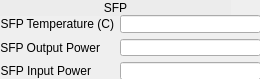
Qt form ui/EVR/evr_sfp-min.ui (epics-modules/mrfioc2) before a commit.
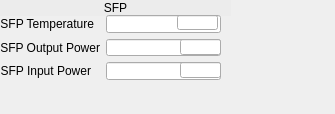
The same form after that commit. Custom widgets are drawn as their Qt base class.

Diff of the .ui file:
```diff
--- a/ui/EVR/evr_sfp-min.ui
+++ b/ui/EVR/evr_sfp-min.ui
@@ -6,8 +6,8 @@
    <rect>
     <x>0</x>
     <y>0</y>
-    <width>260</width>
-    <height>79</height>
+    <width>335</width>
+    <height>114</height>
    </rect>
   </property>
   <property name="windowTitle">
@@ -37,7 +37,7 @@
     <rect>
      <x>0</x>
      <y>15</y>
-     <width>261</width>
+     <width>221</width>
      <height>65</height>
     </rect>
    </property>
@@ -48,7 +48,7 @@
     <item row="0" column="0">
      <widget class="QLabel" name="label_16">
       <property name="text">
-       <string>SFP Temperature (C)</string>
+       <string>SFP Temperature</string>
       </property>
       <property name="alignment">
        <set>Qt::AlignRight|Qt::AlignTrailing|Qt::AlignVCenter</set>
@@ -136,6 +136,45 @@
     <string notr="true">EVR=$(EVR)</string>
    </property>
   </widget>
+  <widget class="caLineEdit" name="calineedit">
+   <property name="geometry">
+    <rect>
+     <x>180</x>
+     <y>39</y>
+     <width>41</width>
+     <height>16</height>
+    </rect>
+   </property>
+   <property name="channel" stdset="0">
+    <string notr="true">$(EVR):SFP-Pwr-TX-I.EGU</string>
+   </property>
+  </widget>
+  <widget class="caLineEdit" name="calineedit_2">
+   <property name="geometry">
+    <rect>
+     <x>180</x>
+     <y>62</y>
+     <width>41</width>
+     <height>16</height>
+    </rect>
+   </property>
+   <property name="channel" stdset="0">
+    <string notr="true">$(EVR):SFP-Pwr-RX-I.EGU</string>
+   </property>
+  </widget>
+  <widget class="caLineEdit" name="calineedit_3">
+   <property name="geometry">
+    <rect>
+     <x>177</x>
+     <y>15</y>
+     <width>41</width>
+     <height>15</height>
+    </rect>
+   </property>
+   <property name="channel" stdset="0">
+    <string notr="true">$(EVR):SFP-T-I.EGU</string>
+   </property>
+  </widget>
  </widget>
  <customwidgets>
   <customwidget>
```
